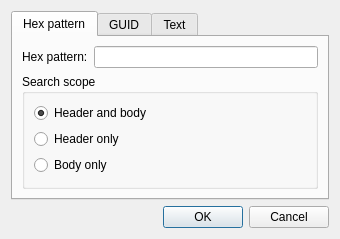
Old version of the form searchdialog.ui in the repository LongSoft/UEFITool.
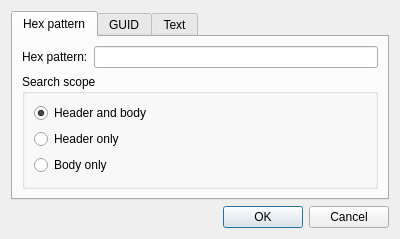
New version of the form.

```diff
--- a/searchdialog.ui
+++ b/searchdialog.ui
@@ -6,7 +6,7 @@
    <rect>
     <x>0</x>
     <y>0</y>
-    <width>340</width>
+    <width>400</width>
     <height>214</height>
    </rect>
   </property>
```
